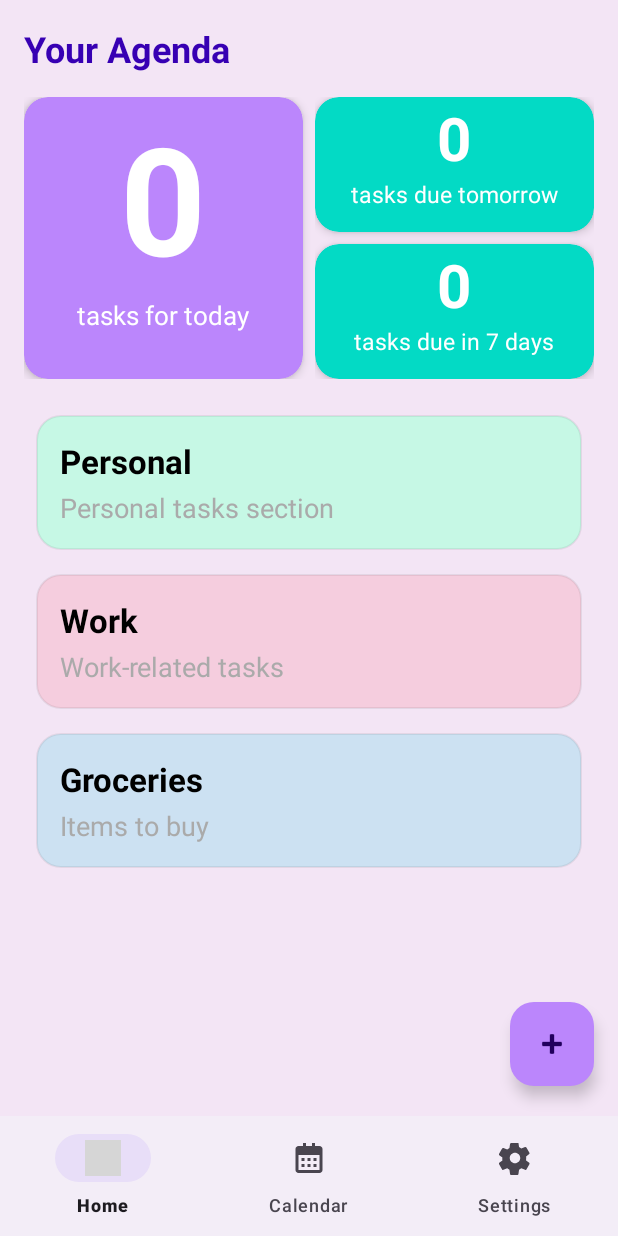
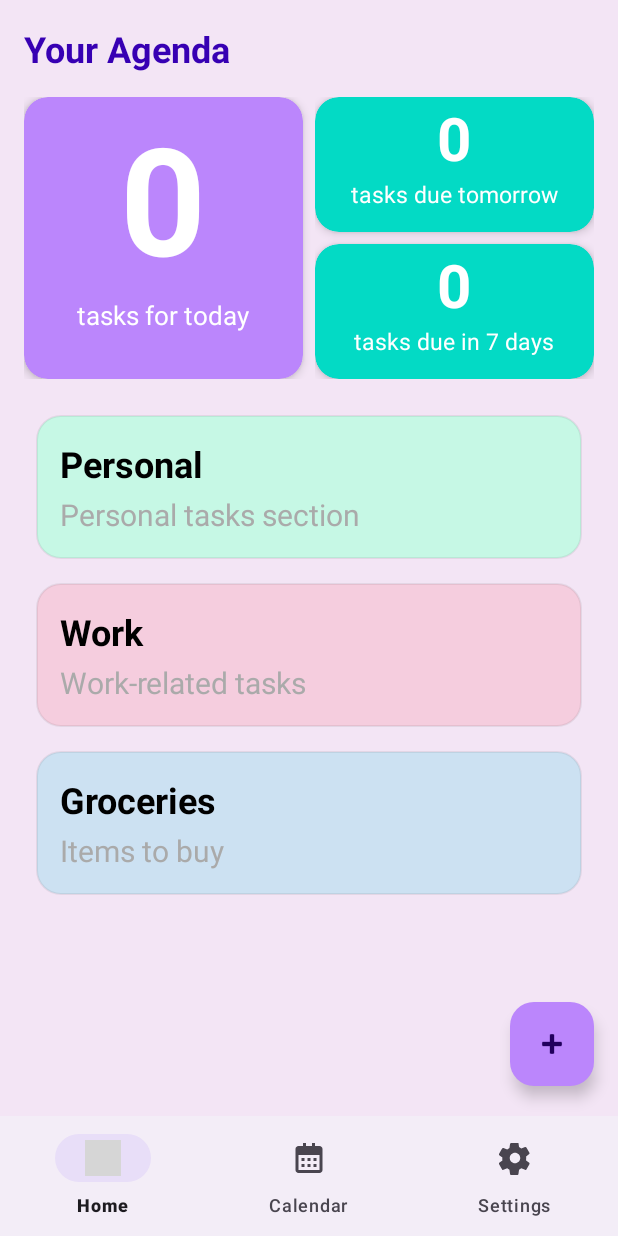
Before and after one commit to Yana7153/DreamPlan2, an Android app: the screen it shows after launch once a user with an empty profile is signed in (MainActivity), on a phone screen of 412 x 824 dp. Run offline under Robolectric (Android 15) with nearby library versions, the phone set to English and light mode, and no system bars; our stand-ins replace Firebase (no records; nobody signed in at launch, a user with empty details on screens opened directly), Room's generated code; 5 statements that could not run were skipped; grey boxes are pictures that could not be loaded.

Commit message:
Design channges, settings title, section, 3 boxes

```diff
--- a/app/src/main/res/layout/fragment_home.xml
+++ b/app/src/main/res/layout/fragment_home.xml
@@ -56,7 +56,7 @@
                     android:id="@+id/tvTasksTodayNumber"
                     android:layout_width="wrap_content"
                     android:layout_height="wrap_content"
-                    android:text="5"
+                    android:text=" "
                     android:textSize="100sp"
                     android:textStyle="bold"
                     android:textColor="@color/white"/>
@@ -97,12 +97,11 @@
                     android:orientation="vertical"
                     android:gravity="center">
 
-                    <!-- Number (e.g., "3") -->
                     <TextView
                         android:id="@+id/tvTasksTomorrowNumber"
                         android:layout_width="wrap_content"
                         android:layout_height="wrap_content"
-                        android:text="3"
+                        android:text=" "
                         android:textSize="40sp"
                         android:textStyle="bold"
                         android:textColor="@color/white"/>
@@ -140,7 +139,7 @@
                         android:id="@+id/tvTasksWeekNumber"
                         android:layout_width="wrap_content"
                         android:layout_height="wrap_content"
-                        android:text="10"
+                        android:text=" "
                         android:textSize="40sp"
                         android:textStyle="bold"
                         android:textColor="@color/white"/>
--- a/app/src/main/res/layout/fragment_settings.xml
+++ b/app/src/main/res/layout/fragment_settings.xml
@@ -9,6 +9,16 @@
         android:layout_height="wrap_content"
         android:orientation="vertical"
         android:padding="16dp">
+
+        <TextView
+            android:id="@+id/tvAgendaTitle"
+            android:layout_width="wrap_content"
+            android:layout_height="wrap_content"
+            android:text="Settings"
+            android:textSize="24sp"
+            android:textStyle="bold"
+            android:textColor="@color/purple_700"
+            android:layout_marginBottom="16dp"/>
 
         <!-- Profile Section Card -->
         <com.google.android.material.card.MaterialCardView
--- a/app/src/main/res/layout/item_section.xml
+++ b/app/src/main/res/layout/item_section.xml
@@ -18,7 +18,7 @@
         android:layout_width="wrap_content"
         android:layout_height="wrap_content"
         android:text="Section Name"
-        android:textSize="22sp"
+        android:textSize="24sp"
         android:textStyle="bold"
         android:textColor="@android:color/black"/>
 
@@ -28,18 +28,17 @@
         android:layout_width="wrap_content"
         android:layout_height="wrap_content"
         android:text="Section Notes"
-        android:textSize="18sp"
+        android:textSize="20sp"
         android:textColor="@android:color/darker_gray"
         android:layout_marginTop="4dp"/>
 
-    <!-- Delete Button (Initially hidden) -->
-    <Button
-        android:id="@+id/btnDeleteSection"
-        android:layout_width="wrap_content"
-        android:layout_height="wrap_content"
-        android:text="Delete"
-        android:visibility="gone"
-        android:layout_marginTop="8dp"
-        style="@style/Widget.AppCompat.Button.Colored"
-        android:backgroundTint="@color/red"/>
+<!--    <Button-->
+<!--        android:id="@+id/btnDeleteSection"-->
+<!--        android:layout_width="wrap_content"-->
+<!--        android:layout_height="wrap_content"-->
+<!--        android:text="Delete"-->
+<!--        android:visibility="gone"-->
+<!--        android:layout_marginTop="8dp"-->
+<!--        style="@style/Widget.AppCompat.Button.Colored"-->
+<!--        android:backgroundTint="@color/red"/>-->
 </LinearLayout>
```
